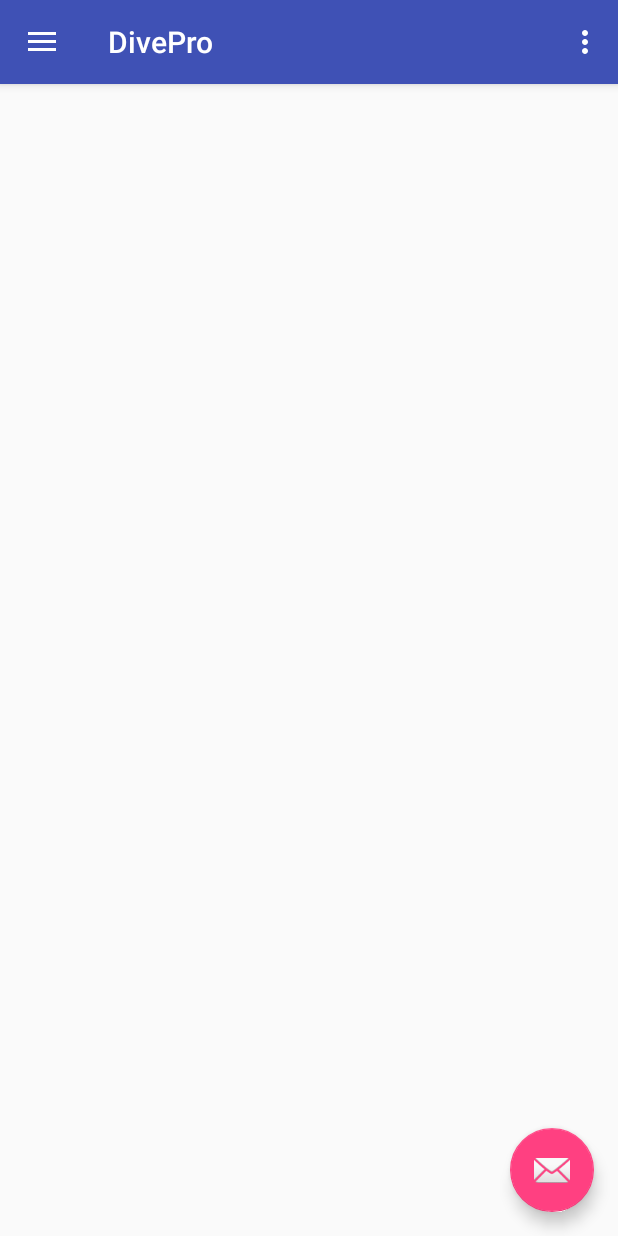
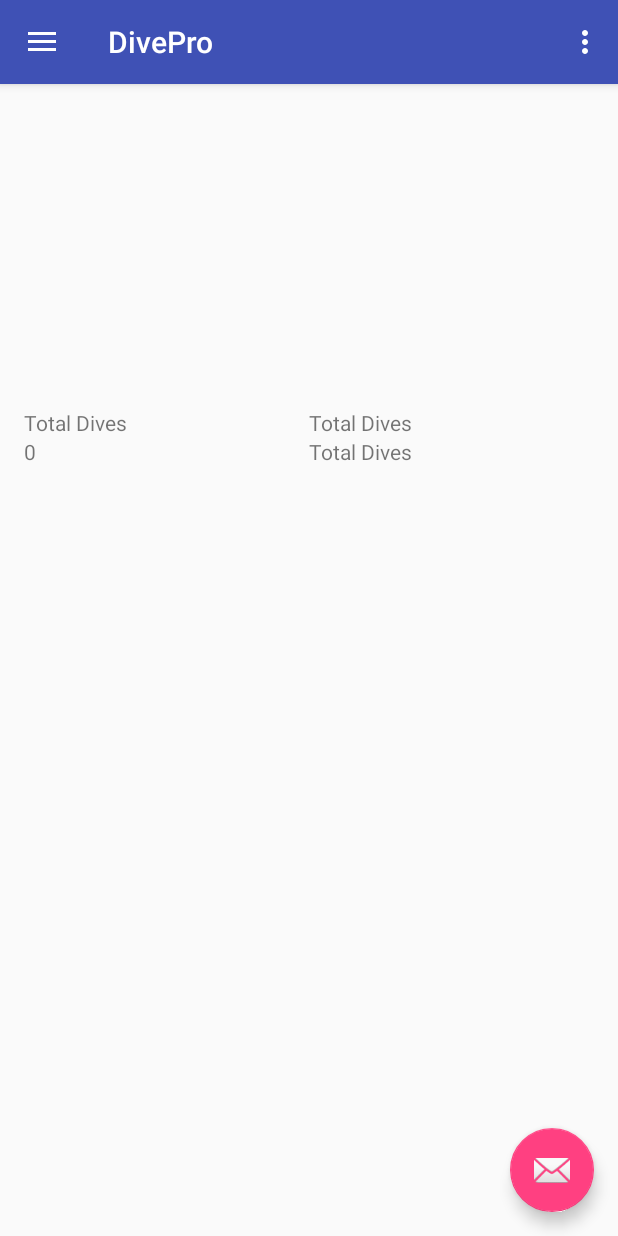
Before and after one commit to cmeehan1991/DivePro, an Android app: the screen it shows after launch (MainActivity), on a phone screen of 412 x 824 dp. Run offline under Robolectric (Android 15) with nearby library versions, the phone set to English and light mode, and no system bars.

Commit message:
Started working on the main grid and added a new style.

```diff
--- a/app/src/main/res/layout/content_main.xml
+++ b/app/src/main/res/layout/content_main.xml
@@ -25,7 +25,38 @@
     <GridLayout
         android:layout_width="match_parent"
         android:layout_height="wrap_content"
-        android:columnCount="2">
+        android:columnCount="2"
+        style="@style/AppTheme.MainGridStyle">
+    <GridLayout
+        android:layout_width="wrap_content"
+        android:layout_height="wrap_content"
+        android:columnCount="1"
+        android:layout_gravity="center_horizontal">
+        <TextView
+            android:layout_width="match_parent"
+            android:layout_height="wrap_content"
+            android:text="Total Dives"
+            android:gravity="center"/>
+        <TextView
+            android:layout_width="wrap_content"
+            android:layout_height="wrap_content"
+            android:text="0"/>
+        </GridLayout>
+        <GridLayout
+            android:layout_width="wrap_content"
+            android:layout_height="wrap_content"
+            android:columnCount="1"
+            android:layout_gravity="center_horizontal">
+            <TextView
+                android:layout_width="match_parent"
+                android:layout_height="wrap_content"
+                android:text="Total Dives"
+                android:gravity="center"/>
+            <TextView
+                android:layout_width="wrap_content"
+                android:layout_height="wrap_content"
+                android:text="Total Dives"/>
+        </GridLayout>
 
 
     </GridLayout>
--- a/app/src/main/res/values/styles.xml
+++ b/app/src/main/res/values/styles.xml
@@ -17,4 +17,8 @@
 
     <style name="AppTheme.PopupOverlay" parent="ThemeOverlay.AppCompat.Light" />
 
+    <style name="AppTheme.MainGridStyle">
+        <item name="textSize">24dp</item>
+    </style>
+
 </resources>
--- a/build.gradle
+++ b/build.gradle
@@ -5,7 +5,7 @@ buildscript {
         jcenter()
     }
     dependencies {
-        classpath 'com.android.tools.build:gradle:2.1.3'
+        classpath 'com.android.tools.build:gradle:2.2.0'
 
         // NOTE: Do not place your application dependencies here; they belong
         // in the individual module build.gradle files
```
